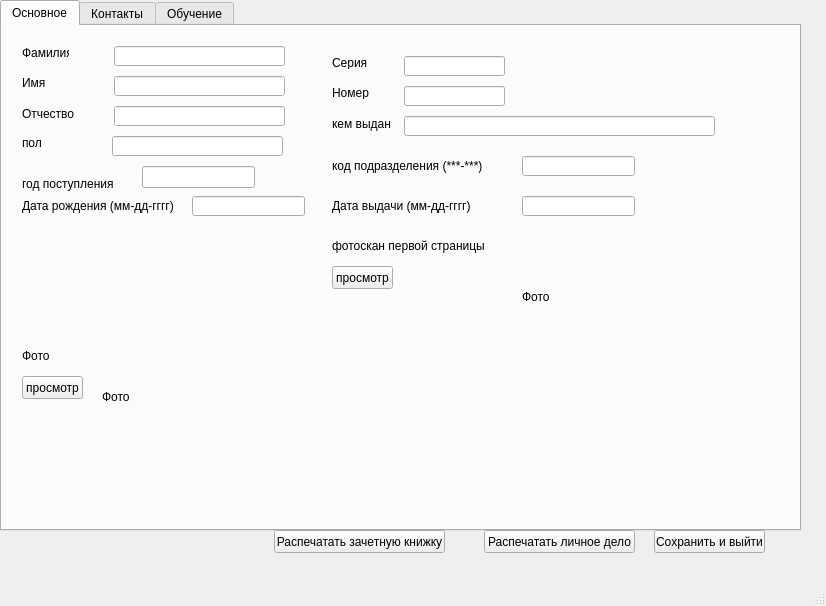
Qt form stud_card.ui (BagrKonstantin/nti_contest_alfa) before a commit.
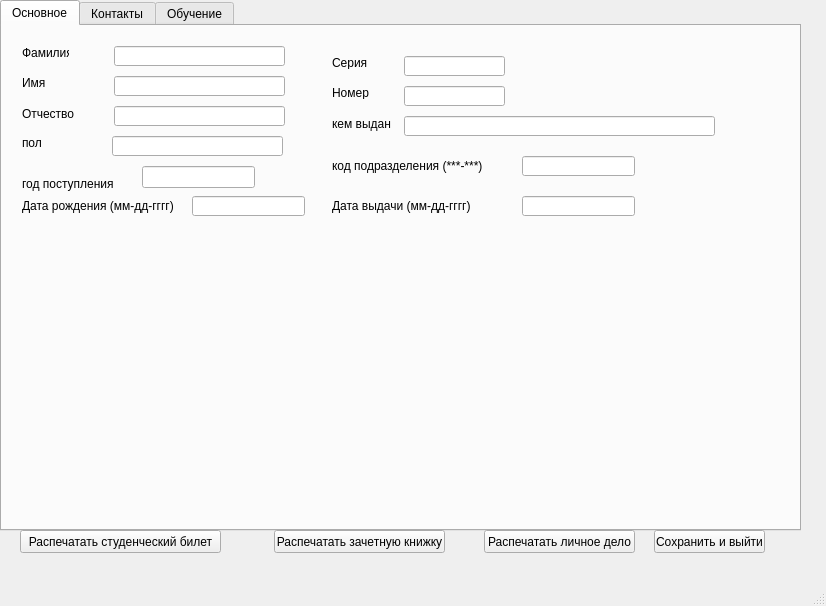
The same form after that commit. The open tabs and pages were chosen to show the change.

```diff
--- a/stud_card.ui
+++ b/stud_card.ui
@@ -69,19 +69,6 @@
        <bool>false</bool>
       </property>
      </widget>
-     <widget class="QPushButton" name="pushButton_user">
-      <property name="geometry">
-       <rect>
-        <x>20</x>
-        <y>350</y>
-        <width>61</width>
-        <height>23</height>
-       </rect>
-      </property>
-      <property name="text">
-       <string>просмотр</string>
-      </property>
-     </widget>
      <widget class="QLabel" name="label_44">
       <property name="geometry">
        <rect>
@@ -121,19 +108,6 @@
        <string>Отчество</string>
       </property>
      </widget>
-     <widget class="QPushButton" name="pushButton_first_page">
-      <property name="geometry">
-       <rect>
-        <x>330</x>
-        <y>240</y>
-        <width>61</width>
-        <height>23</height>
-       </rect>
-      </property>
-      <property name="text">
-       <string>просмотр</string>
-      </property>
-     </widget>
      <widget class="QLineEdit" name="lineEdit_birht_date_2">
       <property name="geometry">
        <rect>
@@ -173,19 +147,6 @@
        <string>Дата рождения (мм-дд-гггг)</string>
       </property>
      </widget>
-     <widget class="QLabel" name="first_page">
-      <property name="geometry">
-       <rect>
-        <x>520</x>
-        <y>210</y>
-        <width>121</width>
-        <height>121</height>
-       </rect>
-      </property>
-      <property name="text">
-       <string>Фото</string>
-      </property>
-     </widget>
      <widget class="QLineEdit" name="lineEdit_series_2">
       <property name="geometry">
        <rect>
@@ -225,19 +186,6 @@
        <bool>true</bool>
       </property>
      </widget>
-     <widget class="QLabel" name="label_48">
-      <property name="geometry">
-       <rect>
-        <x>20</x>
-        <y>320</y>
-        <width>61</width>
-        <height>20</height>
-       </rect>
-      </property>
-      <property name="text">
-       <string>Фото</string>
-      </property>
-     </widget>
      <widget class="QLineEdit" name="lineEdit_given_date_2">
       <property name="geometry">
        <rect>
@@ -277,19 +225,6 @@
        <string>Фамилия</string>
       </property>
      </widget>
-     <widget class="QLabel" name="user_photo">
-      <property name="geometry">
-       <rect>
-        <x>100</x>
-        <y>310</y>
-        <width>121</width>
-        <height>121</height>
-       </rect>
-      </property>
-      <property name="text">
-       <string>Фото</string>
-      </property>
-     </widget>
      <widget class="QLineEdit" name="lineEdit_code_2">
       <property name="geometry">
        <rect>
@@ -329,19 +264,6 @@
        <bool>true</bool>
       </property>
      </widget>
-     <widget class="QLabel" name="label_42">
-      <property name="geometry">
-       <rect>
-        <x>330</x>
-        <y>210</y>
-        <width>171</width>
-        <height>20</height>
-       </rect>
-      </property>
-      <property name="text">
-       <string>фотоскан первой страницы</string>
-      </property>
-     </widget>
      <widget class="QLabel" name="label_40">
       <property name="geometry">
        <rect>
@@ -776,6 +698,19 @@
      <string>Распечатать зачетную книжку</string>
     </property>
    </widget>
+   <widget class="QPushButton" name="pushButton_4">
+    <property name="geometry">
+     <rect>
+      <x>20</x>
+      <y>530</y>
+      <width>201</width>
+      <height>23</height>
+     </rect>
+    </property>
+    <property name="text">
+     <string>Распечатать студенческий билет</string>
+    </property>
+   </widget>
   </widget>
   <widget class="QMenuBar" name="menubar">
    <property name="geometry">
```
Left out of the diff: 4 changed lines with no effect on the pictures.
